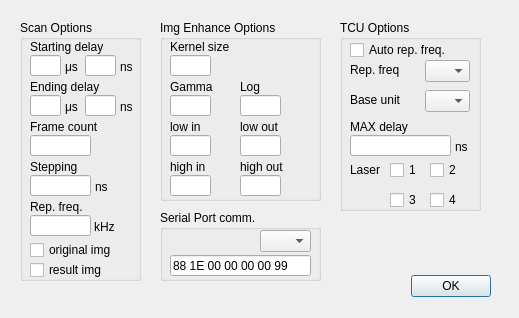
First picture: the form in settings.ui, repository yilp7/img_proc_demo, before the edit.
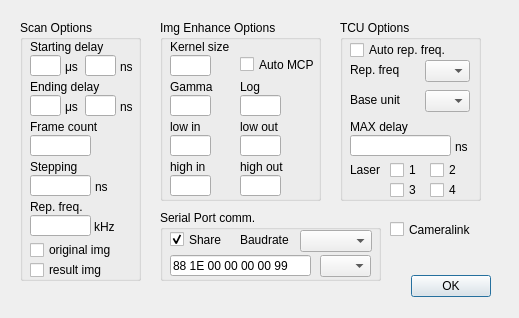
Second picture: the form after the edit.

Commit message: cameralink -> ethernet converted added

Patch:
```diff
--- a/settings.ui
+++ b/settings.ui
@@ -466,6 +466,19 @@
      <string>Log</string>
     </property>
    </widget>
+   <widget class="QCheckBox" name="AUTO_MCP_CHK">
+    <property name="geometry">
+     <rect>
+      <x>80</x>
+      <y>35</y>
+      <width>81</width>
+      <height>19</height>
+     </rect>
+    </property>
+    <property name="text">
+     <string>Auto MCP</string>
+    </property>
+   </widget>
   </widget>
   <widget class="QGroupBox" name="TCU_GRP">
    <property name="geometry">
@@ -473,7 +486,7 @@
      <x>340</x>
      <y>20</y>
      <width>141</width>
-     <height>191</height>
+     <height>181</height>
     </rect>
    </property>
    <property name="title">
@@ -604,7 +617,7 @@
     <property name="geometry">
      <rect>
       <x>50</x>
-      <y>170</y>
+      <y>160</y>
       <width>32</width>
       <height>20</height>
      </rect>
@@ -617,7 +630,7 @@
     <property name="geometry">
      <rect>
       <x>90</x>
-      <y>170</y>
+      <y>160</y>
       <width>32</width>
       <height>20</height>
      </rect>
@@ -645,7 +658,7 @@
     <rect>
      <x>160</x>
      <y>210</y>
-     <width>161</width>
+     <width>221</width>
      <height>71</height>
     </rect>
    </property>
@@ -668,13 +681,65 @@
    <widget class="QComboBox" name="COM_LIST">
     <property name="geometry">
      <rect>
-      <x>100</x>
-      <y>20</y>
+      <x>160</x>
+      <y>45</y>
       <width>51</width>
       <height>22</height>
      </rect>
     </property>
    </widget>
+   <widget class="QCheckBox" name="SHARE_CHK">
+    <property name="geometry">
+     <rect>
+      <x>10</x>
+      <y>20</y>
+      <width>61</width>
+      <height>19</height>
+     </rect>
+    </property>
+    <property name="text">
+     <string>Share</string>
+    </property>
+    <property name="checked">
+     <bool>true</bool>
+    </property>
+   </widget>
+   <widget class="QComboBox" name="BAUDRATE_LIST">
+    <property name="geometry">
+     <rect>
+      <x>140</x>
+      <y>20</y>
+      <width>72</width>
+      <height>22</height>
+     </rect>
+    </property>
+   </widget>
+   <widget class="QLabel" name="BAUDRATE">
+    <property name="geometry">
+     <rect>
+      <x>80</x>
+      <y>22</y>
+      <width>61</width>
+      <height>16</height>
+     </rect>
+    </property>
+    <property name="text">
+     <string>Baudrate</string>
+    </property>
+   </widget>
+  </widget>
+  <widget class="QCheckBox" name="CAMERALINK_CHK">
+   <property name="geometry">
+    <rect>
+     <x>390</x>
+     <y>220</y>
+     <width>91</width>
+     <height>19</height>
+    </rect>
+   </property>
+   <property name="text">
+    <string>Cameralink</string>
+   </property>
   </widget>
  </widget>
  <resources/>
```
The commit also changes 21 other files.
